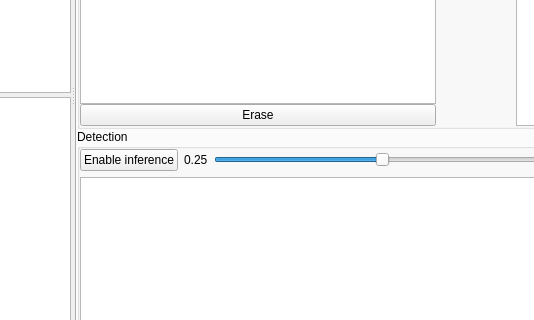
This is visionUI/mainwindow.ui in yquemener/OpenArmVision as Qt 5 draws it before an edit; both pictures show x 278 to 812 and y 274 to 594 of the 1163 by 759 pixel window. The edited form follows.
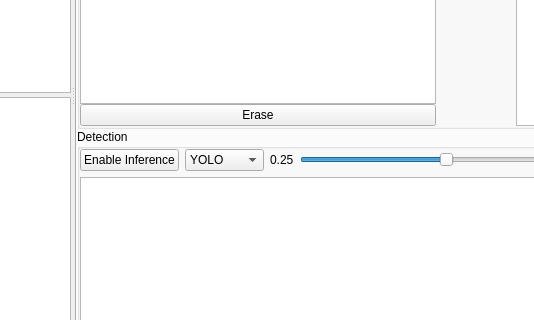
This is the edited form. The open tabs and pages were chosen to show the change.

Commit message: Improving and cleaning up the screws detector model

What changed in the file:
```diff
--- a/visionUI/mainwindow.ui
+++ b/visionUI/mainwindow.ui
@@ -449,13 +449,27 @@
               <item>
                <widget class="QPushButton" name="enableYOLO">
                 <property name="text">
-                 <string>Enable inference</string>
+                 <string>Enable Inference</string>
                 </property>
                 <property name="checkable">
                  <bool>true</bool>
                 </property>
                </widget>
               </item>
+              <item>
+               <widget class="QComboBox" name="modelType">
+                <item>
+                 <property name="text">
+                  <string>YOLO</string>
+                 </property>
+                </item>
+                <item>
+                 <property name="text">
+                  <string>multi_obj</string>
+                 </property>
+                </item>
+               </widget>
+              </item>
               <item>
                <widget class="QLabel" name="yoloThresholdLabel">
                 <property name="text">
```
Left out of the diff: 2 changed lines with no effect on the pictures. The commit also changes 2 other files.
